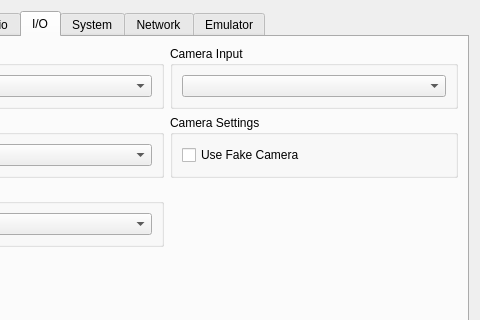
Qt form rpcs3/rpcs3qt/settings_dialog.ui (RPCS3/rpcs3) before a commit; both pictures show x 146 to 626 and y 0 to 320 of the 626 by 651 pixel window.
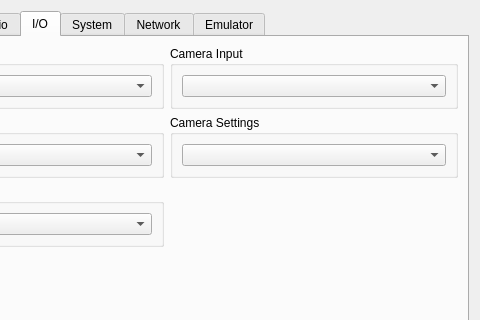
The same form after that commit. The open tabs and pages were chosen to show the change. Icons and pictures are not drawn.

Commit message: Settings: fix cameraBox

Diff of the .ui file:
```diff
--- a/rpcs3/rpcs3qt/settings_dialog.ui
+++ b/rpcs3/rpcs3qt/settings_dialog.ui
@@ -774,11 +774,7 @@
            </property>
            <layout class="QVBoxLayout" name="verticalLayout_31">
             <item>
-             <widget class="QCheckBox" name="useFakeCamera">
-              <property name="text">
-               <string>Use Fake Camera</string>
-              </property>
-             </widget>
+             <widget class="QComboBox" name="cameraBox"/>
             </item>
            </layout>
           </widget>
```
Left out of the diff: 2 changed lines with no effect on the pictures. The commit also changes 2 other files.
